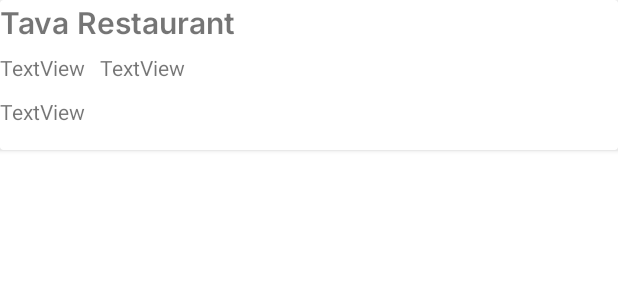
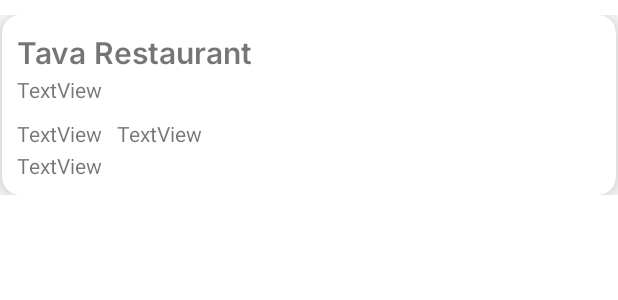
Before and after one commit to claudiucocan18/RestaurantBooking, an Android app: the layout reservation_row.xml on its own in the app's theme, with its tools: preview values and no code run, on a phone screen of 412 x 824 dp. Shown: the top 300 px of the screen. Run offline under Robolectric (Android 15) with nearby library versions, the phone set to English and light mode, and no system bars; Roboto replaces fonts that are not available here.

Commit message:
Incep viewprofile

```diff
--- a/app/src/main/res/layout/recycler_view_row.xml
+++ b/app/src/main/res/layout/recycler_view_row.xml
@@ -16,7 +16,6 @@
         android:layout_height="wrap_content"
         android:layout_marginTop="5dp"
         android:visibility="visible"
-        app:cardCornerRadius="0dp"
         app:cardElevation="2dp"
         app:layout_constraintEnd_toEndOf="parent"
         app:layout_constraintStart_toStartOf="parent"
--- a/app/src/main/res/layout/reservation_row.xml
+++ b/app/src/main/res/layout/reservation_row.xml
@@ -2,23 +2,37 @@
 <androidx.constraintlayout.widget.ConstraintLayout xmlns:android="http://schemas.android.com/apk/res/android"
     xmlns:app="http://schemas.android.com/apk/res-auto"
     android:layout_width="match_parent"
-    android:layout_height="match_parent">
+    android:layout_height="wrap_content"
+    android:layout_centerInParent="false"
+    android:layout_centerHorizontal="false"
+    android:layout_centerVertical="false"
+    android:layout_marginTop="10dp"
+    android:visibility="visible">
 
     <androidx.cardview.widget.CardView
         android:id="@+id/CardView2"
         android:layout_width="match_parent"
-        android:layout_height="100dp"
-        app:layout_constraintEnd_toEndOf="parent"
-        app:layout_constraintStart_toStartOf="parent"
-        app:layout_constraintTop_toTopOf="parent">
+        android:layout_height="wrap_content"
+        android:layout_margin="1dp"
+        android:visibility="visible"
+        android:layout_marginTop="10dp"
+        app:cardCornerRadius="12dp"
+        app:cardElevation="12dp"
+        app:strokeColor="#1755BF"
+        app:strokeWidth="13dp">
+
 
         <LinearLayout
             android:layout_width="match_parent"
-            android:layout_height="88dp"
-            android:orientation="vertical">
+            android:layout_height="match_parent"
+            android:layout_margin="10dp"
+            android:gravity="start"
+            android:orientation="vertical"
+            app:strokeColor="#1755BF"
+            app:strokeWidth="3dp">
 
             <TextView
-                android:id="@+id/textView6"
+                android:id="@+id/textRezNume"
                 android:layout_width="wrap_content"
                 android:layout_height="wrap_content"
                 android:fontFamily="@font/inter_semibold"
@@ -27,7 +41,17 @@
 
             <Space
                 android:layout_width="match_parent"
-                android:layout_height="7dp" />
+                android:layout_height="2dp" />
+
+            <TextView
+                android:id="@+id/textRezAdresa"
+                android:layout_width="wrap_content"
+                android:layout_height="wrap_content"
+                android:text="TextView" />
+
+            <Space
+                android:layout_width="match_parent"
+                android:layout_height="10dp" />
 
             <LinearLayout
                 android:layout_width="wrap_content"
@@ -35,7 +59,7 @@
                 android:orientation="horizontal">
 
                 <TextView
-                    android:id="@+id/textView7"
+                    android:id="@+id/textRezData"
                     android:layout_width="wrap_content"
                     android:layout_height="wrap_content"
                     android:layout_marginEnd="10dp"
@@ -43,7 +67,7 @@
                     android:text="TextView" />
 
                 <TextView
-                    android:id="@+id/textView8"
+                    android:id="@+id/textRezOra"
                     android:layout_width="wrap_content"
                     android:layout_height="wrap_content"
                     android:layout_weight="1"
@@ -53,10 +77,10 @@
 
             <Space
                 android:layout_width="match_parent"
-                android:layout_height="10dp" />
+                android:layout_height="2dp" />
 
             <TextView
-                android:id="@+id/textView10"
+                android:id="@+id/textRezNrPersoane"
                 android:layout_width="wrap_content"
                 android:layout_height="wrap_content"
                 android:text="TextView" />
```
Also changed, not shown: app/src/main/java/com/example/myapplication/BookingRecyclerViewAdapter.java (added, +119 -0 lines), app/src/main/java/com/example/myapplication/ItemRecyclerViewAdapter.java (+0 -7 lines), app/src/main/java/com/example/myapplication/ListActivity.java (+6 -18 lines), app/src/main/java/com/example/myapplication/ViewBookingsActivity.java (+47 -11 lines), app/src/main/res/layout/activity_view_bookings.xml (+17 -0 lines).
